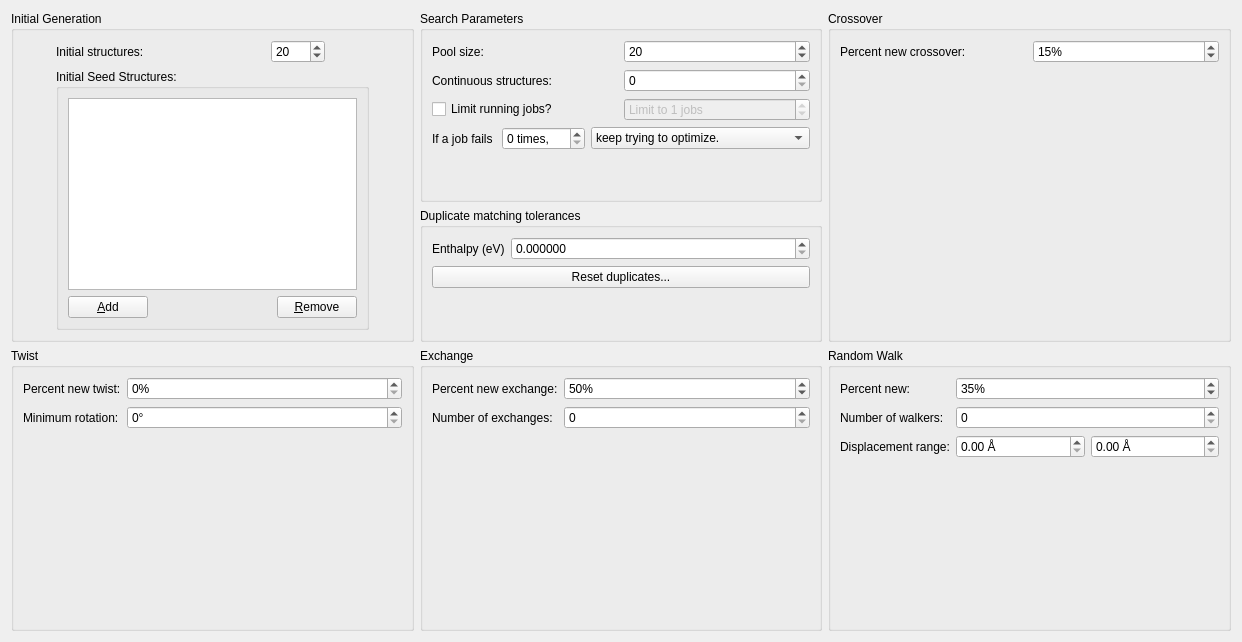
xtalopt/XtalOpt, file src/gapc/ui/tab_opt.ui: the form before one commit.
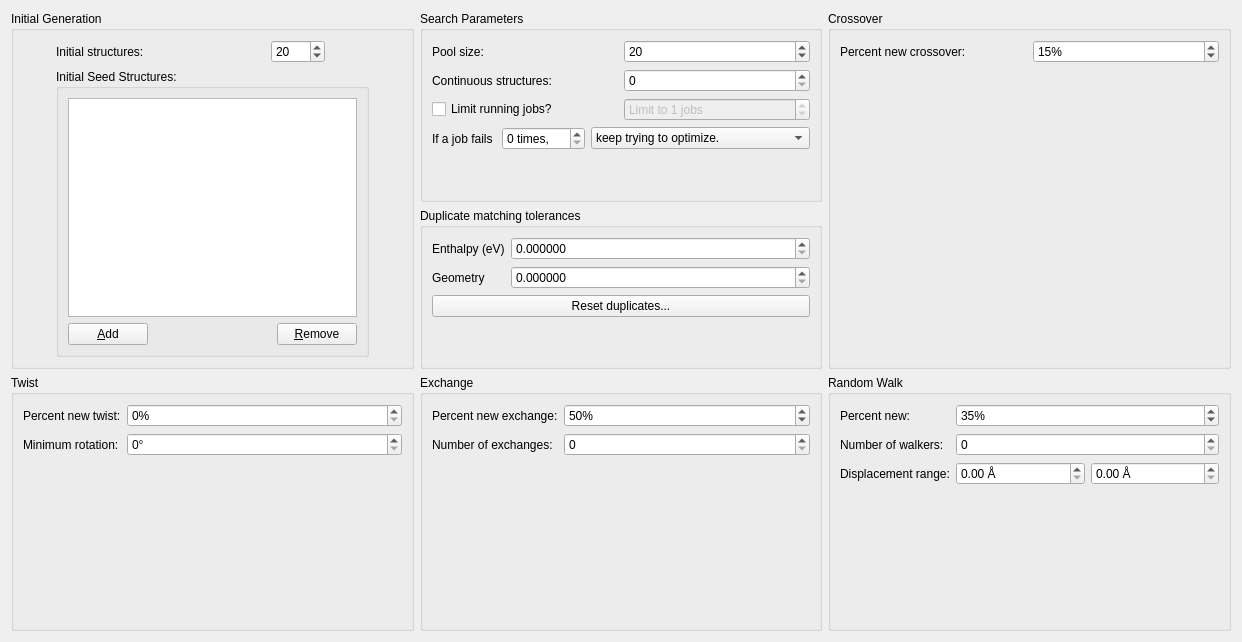
The form after the commit.

```diff
--- a/src/gapc/ui/tab_opt.ui
+++ b/src/gapc/ui/tab_opt.ui
@@ -343,7 +343,7 @@
           </property>
          </widget>
         </item>
-        <item row="1" column="1" colspan="2">
+        <item row="2" column="1" colspan="2">
          <widget class="QPushButton" name="push_dup_reset">
           <property name="toolTip">
            <string>Manually recheck all structures for duplicates (necessary after changing the above options).</string>
@@ -353,7 +353,7 @@
           </property>
          </widget>
         </item>
-        <item row="2" column="1">
+        <item row="3" column="1">
          <spacer name="verticalSpacer_2">
           <property name="orientation">
            <enum>Qt::Vertical</enum>
@@ -366,6 +366,29 @@
           </property>
          </spacer>
         </item>
+        <item row="1" column="1">
+         <widget class="QLabel" name="label_2">
+          <property name="text">
+           <string>Geometry</string>
+          </property>
+          <property name="buddy">
+           <cstring>spin_tol_geo</cstring>
+          </property>
+         </widget>
+        </item>
+        <item row="1" column="2">
+         <widget class="QDoubleSpinBox" name="spin_tol_geo">
+          <property name="toolTip">
+           <string>Geometry tolerance setting</string>
+          </property>
+          <property name="decimals">
+           <number>6</number>
+          </property>
+          <property name="maximum">
+           <double>100000.000000000000000</double>
+          </property>
+         </widget>
+        </item>
        </layout>
       </widget>
      </item>
```
Left out of the diff: 9 changed lines with no effect on the pictures.
